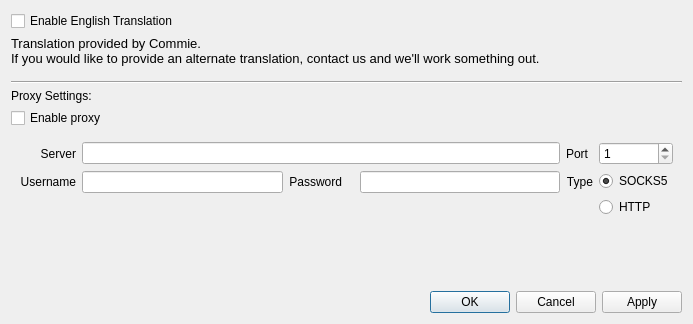
This is KVSettingsDialog.ui in KanColleTool/kct-viewer as Qt 5 draws it before an edit. The edited form follows.
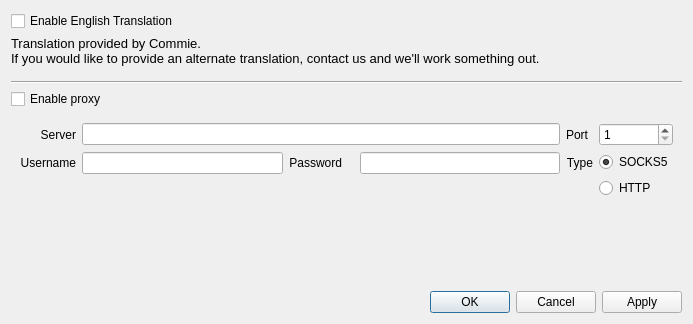
This is the edited form.

Commit message: Why was this even here

```diff
--- a/KVSettingsDialog.ui
+++ b/KVSettingsDialog.ui
@@ -66,13 +66,6 @@
      </property>
     </widget>
    </item>
-   <item>
-    <widget class="QLabel" name="label_2">
-     <property name="text">
-      <string>Proxy Settings:</string>
-     </property>
-    </widget>
-   </item>
    <item>
     <widget class="QCheckBox" name="proxyCheckbox">
      <property name="text">
```
